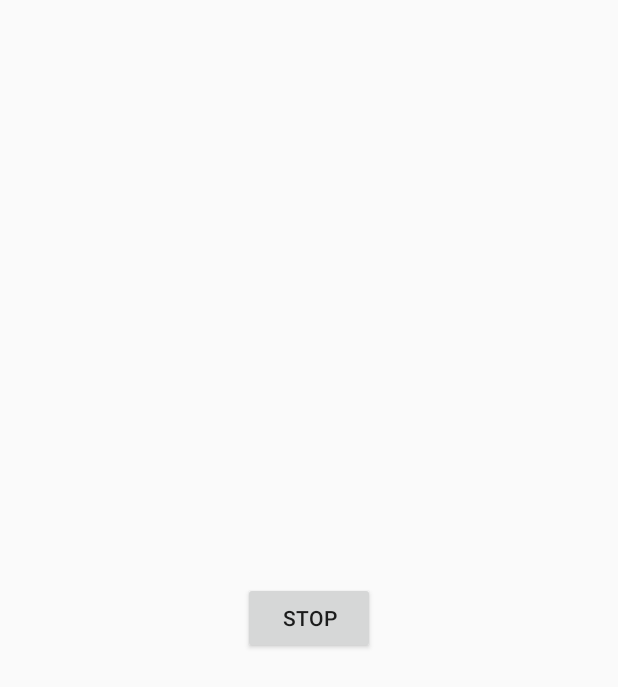
After one commit to TankRaj/TODO_Room, an Android app: the layout layout_alarm.xml on its own in the app's theme, with its tools: preview values and no code run, on a phone screen of 412 x 824 dp. The commit adds this screen. Shown: the top 687 px of the screen. Run offline under Robolectric (Android 15) with nearby library versions, the phone set to English and light mode, and no system bars.

Commit message:
works on alarm

```diff
--- /dev/null
+++ b/app/src/main/res/layout/layout_alarm.xml
@@ -0,0 +1,14 @@
+<?xml version="1.0" encoding="utf-8"?>
+<RelativeLayout xmlns:android="http://schemas.android.com/apk/res/android"
+    android:layout_width="fill_parent"
+    android:layout_height="fill_parent"
+    android:orientation="vertical"
+    android:gravity="center" >
+
+    <Button
+        android:id="@+id/stopAlarm"
+        android:layout_width="wrap_content"
+        android:layout_height="wrap_content"
+        android:text="@string/stop_alarm" />
+
+</RelativeLayout>
--- a/app/src/main/res/values/strings.xml
+++ b/app/src/main/res/values/strings.xml
@@ -13,4 +13,5 @@
     <string name="yes">Yes</string>
     <string name="no">No</string>
     <string name="search_note">Search note</string>
+    <string name="stop_alarm">STOP</string>
 </resources>
```
Also changed, not shown: app/src/main/java/com/tanka/accessories/todoroom/views/AlarmReceiverActivity.java (added, +74 -0 lines), app/src/main/java/com/tanka/accessories/todoroom/views/MainActivity.java (+25 -11 lines).
